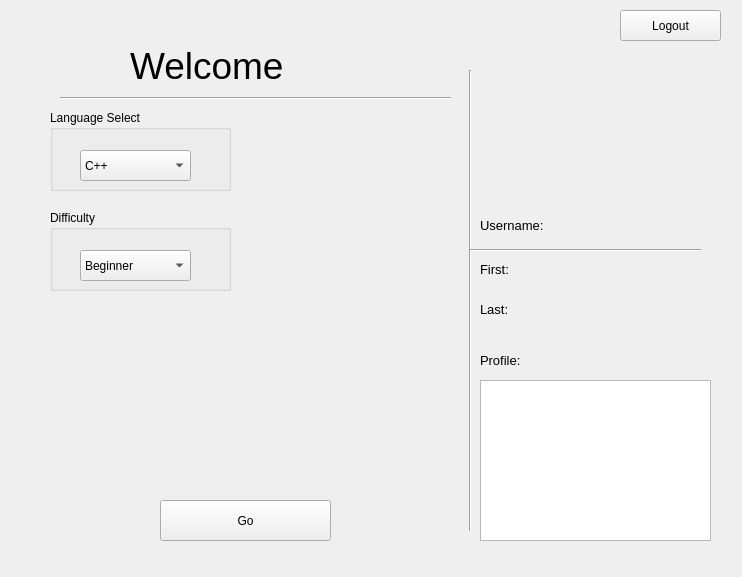
Old version of the form menu.ui in the repository MarkHCrawford/cspall.honorsproject.
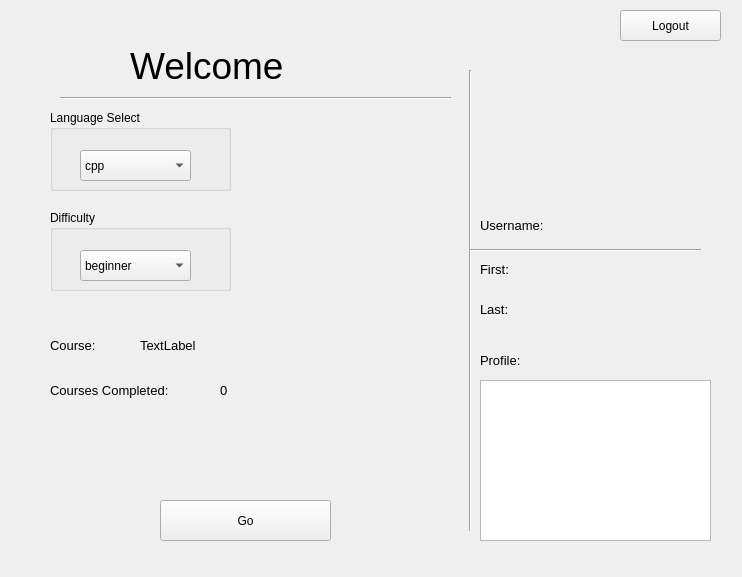
New version of the form.

```diff
--- a/menu.ui
+++ b/menu.ui
@@ -90,7 +90,7 @@
     </property>
     <item>
      <property name="text">
-      <string>C++</string>
+      <string>cpp</string>
      </property>
     </item>
     <item>
@@ -133,7 +133,7 @@
     </property>
     <item>
      <property name="text">
-      <string>Beginner</string>
+      <string>beginner</string>
      </property>
     </item>
     <item>
@@ -323,6 +323,78 @@
     <string/>
    </property>
   </widget>
+  <widget class="QLabel" name="coursescomplete">
+   <property name="geometry">
+    <rect>
+     <x>50</x>
+     <y>370</y>
+     <width>171</width>
+     <height>41</height>
+    </rect>
+   </property>
+   <property name="font">
+    <font>
+     <pointsize>10</pointsize>
+    </font>
+   </property>
+   <property name="text">
+    <string>Courses Completed:</string>
+   </property>
+  </widget>
+  <widget class="QLabel" name="coursescompletelabel">
+   <property name="geometry">
+    <rect>
+     <x>220</x>
+     <y>380</y>
+     <width>71</width>
+     <height>21</height>
+    </rect>
+   </property>
+   <property name="font">
+    <font>
+     <pointsize>10</pointsize>
+    </font>
+   </property>
+   <property name="text">
+    <string>0</string>
+   </property>
+  </widget>
+  <widget class="QLabel" name="course">
+   <property name="geometry">
+    <rect>
+     <x>50</x>
+     <y>330</y>
+     <width>71</width>
+     <height>31</height>
+    </rect>
+   </property>
+   <property name="font">
+    <font>
+     <pointsize>10</pointsize>
+    </font>
+   </property>
+   <property name="text">
+    <string>Course:</string>
+   </property>
+  </widget>
+  <widget class="QLabel" name="courselabel">
+   <property name="geometry">
+    <rect>
+     <x>140</x>
+     <y>330</y>
+     <width>81</width>
+     <height>31</height>
+    </rect>
+   </property>
+   <property name="font">
+    <font>
+     <pointsize>10</pointsize>
+    </font>
+   </property>
+   <property name="text">
+    <string>TextLabel</string>
+   </property>
+  </widget>
  </widget>
  <resources/>
  <connections/>
```
Left out of the diff: 25 changed lines with no effect on the pictures.
